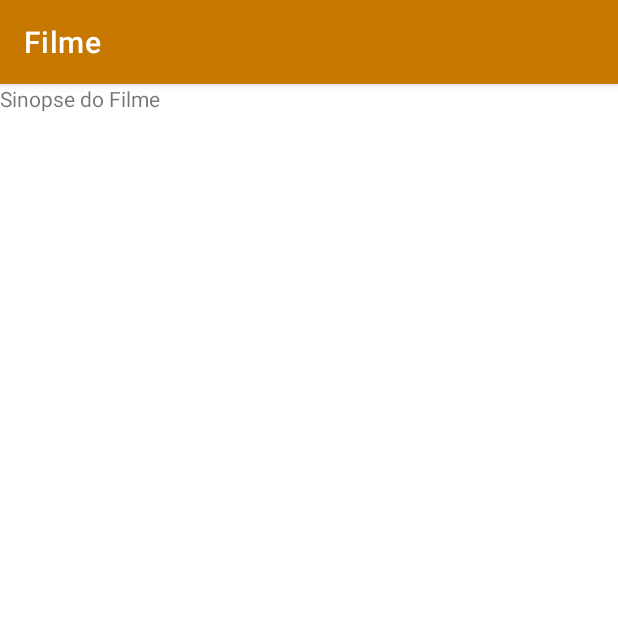
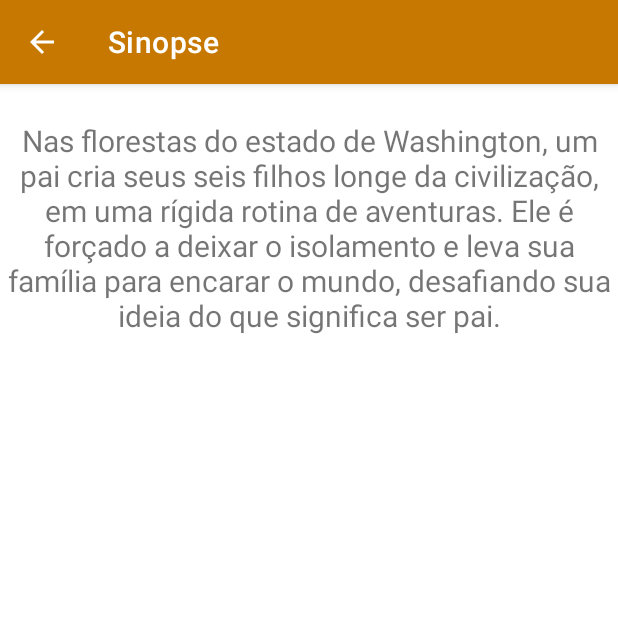
Before and after one commit to Leoplugged/zup-android-core-recapitulation, an Android app: the screen it shows after launch (FilmeDetails), after a tap on "SINOPSE", on a phone screen of 412 x 824 dp, the top half of it. Run offline under Robolectric (Android 15) with nearby library versions, the phone set to English and light mode, and no system bars.

```diff
--- a/app/src/main/java/br/com/zup/filme/FilmeDetails.kt
+++ b/app/src/main/java/br/com/zup/filme/FilmeDetails.kt
@@ -2,10 +2,34 @@ package br.com.zup.filme
 
 import androidx.appcompat.app.AppCompatActivity
 import android.os.Bundle
+import android.view.MenuItem
+import android.widget.Toast
 
 class FilmeDetails : AppCompatActivity() {
     override fun onCreate(savedInstanceState: Bundle?) {
         super.onCreate(savedInstanceState)
+
         setContentView(R.layout.activity_filme_details)
+
+        val bundle = intent.getBundleExtra("Message")
+        val nomeDoFilme = bundle!!.getString("nomeDoFilme")
+
+        Toast.makeText(this, nomeDoFilme, Toast.LENGTH_LONG).show()
+
+        //Método que habilita o back button(botão de voltar) na toolbar da tela
+        supportActionBar?.setDisplayHomeAsUpEnabled(true)
+
+        /*Método que seta o título da tela na toolbar referenciando um valor que está adicionado no
+         arquivo de strings.xml.*/
+        supportActionBar?.setTitle(R.string.title_synopsis_layout)
+    }
+
+    //Este método habilitará voltar a tela quando o botão de voltar for pressionado
+    override fun onOptionsItemSelected(item: MenuItem): Boolean {
+        if (item.itemId == android.R.id.home) {
+            this.finish()
+            return true
+        }
+        return super.onOptionsItemSelected(item)
     }
 }
--- a/app/src/main/java/br/com/zup/filme/MainActivity.kt
+++ b/app/src/main/java/br/com/zup/filme/MainActivity.kt
@@ -18,11 +18,16 @@ class MainActivity : AppCompatActivity() {
 
         val buttonSynopsis = findViewById<Button>(R.id.button_synopsis)
         buttonSynopsis.setOnClickListener {
+
+            //Criação de uma intenção que fará com que o usuário saia da MainActivity e vá para o DetalheFilmeActivity
             val intent = Intent(this, FilmeDetails::class.java)
+
+            val nomeDoFilme = "Captain Fantastic"
+            val bundle = Bundle()
+            bundle.putString("nomeDoFilme", nomeDoFilme)
+            intent.putExtra("Message", bundle)
+
             startActivity(intent)
-
         }
-
-
     }
 }
--- a/app/src/main/res/layout/activity_filme_details.xml
+++ b/app/src/main/res/layout/activity_filme_details.xml
@@ -1,15 +1,19 @@
 <?xml version="1.0" encoding="utf-8"?>
-
-<LinearLayout android:layout_width="match_parent"
+<LinearLayout
+    xmlns:android="http://schemas.android.com/apk/res/android"
     android:layout_height="wrap_content"
+    android:layout_width="match_parent"
+    android:orientation="vertical"
     xmlns:tools="http://schemas.android.com/tools"
-    android:orientation="vertical"
-    xmlns:android="http://schemas.android.com/apk/res/android"
     tools:context=".FilmeDetails">
 
     <TextView
         android:layout_width="wrap_content"
         android:layout_height="wrap_content"
-        android:text="Sinopse do Filme"/>
+        android:text="@string/textview_synopsis_text"
+        android:textSize="@dimen/textsize_20"
+        android:textAlignment="center"
+        android:layout_marginTop="@dimen/margin_top_24"
+        android:layout_gravity="center"/>
 
 </LinearLayout>
--- a/app/src/main/res/values/dimens.xml
+++ b/app/src/main/res/values/dimens.xml
@@ -6,4 +6,5 @@
     <dimen name="margin_top_18">18dp</dimen>
     <dimen name="margin_top_10">10dp</dimen>
     <dimen name="textsize_16">16sp</dimen>
+    <dimen name="textsize_20">20sp</dimen>
 </resources>
--- a/app/src/main/res/values/strings.xml
+++ b/app/src/main/res/values/strings.xml
@@ -5,5 +5,10 @@
     ônibus escolar chamado Steve, verde com teto branco, todo adaptado à família.</string>
     <string name="movie_name">Captain Fantastic</string>
     <string name="synopsis_button">Sinopse</string>
+    <string name="title_synopsis_layout">Sinopse</string>
+    <string name="textview_synopsis_text">Nas florestas do estado de Washington, um pai cria seus
+        seis filhos longe da civilização, em uma rígida rotina de aventuras. Ele é forçado a deixar
+        o isolamento e leva sua família para encarar o mundo, desafiando sua ideia do que significa
+        ser pai.</string>
     <string name="eval_button">Avaliação</string>
 </resources>
```
